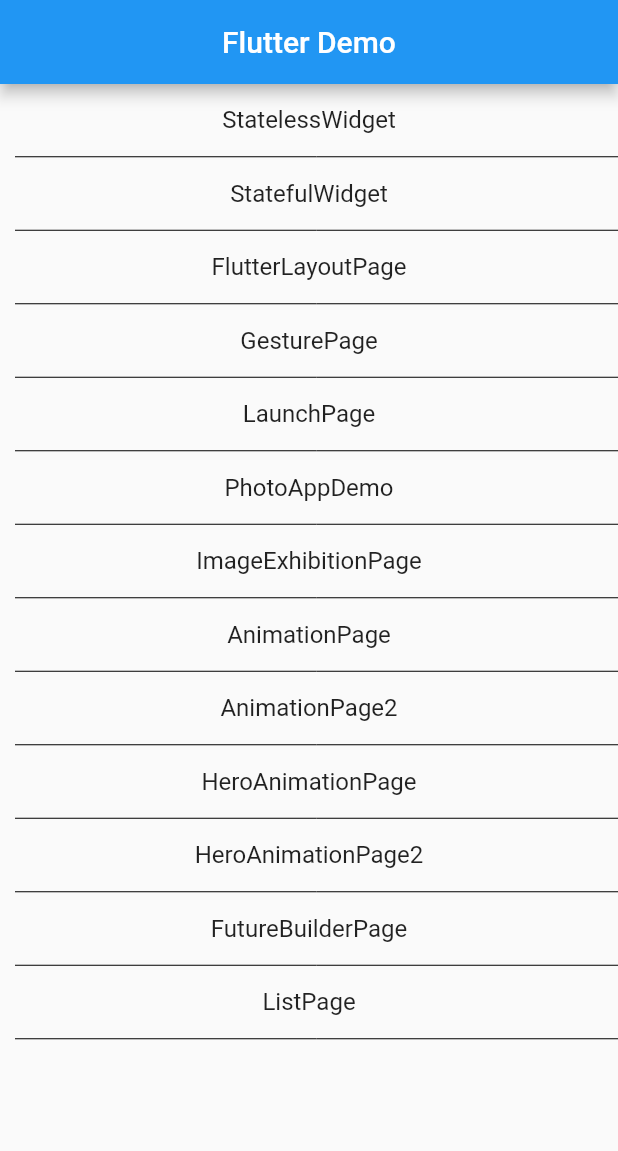
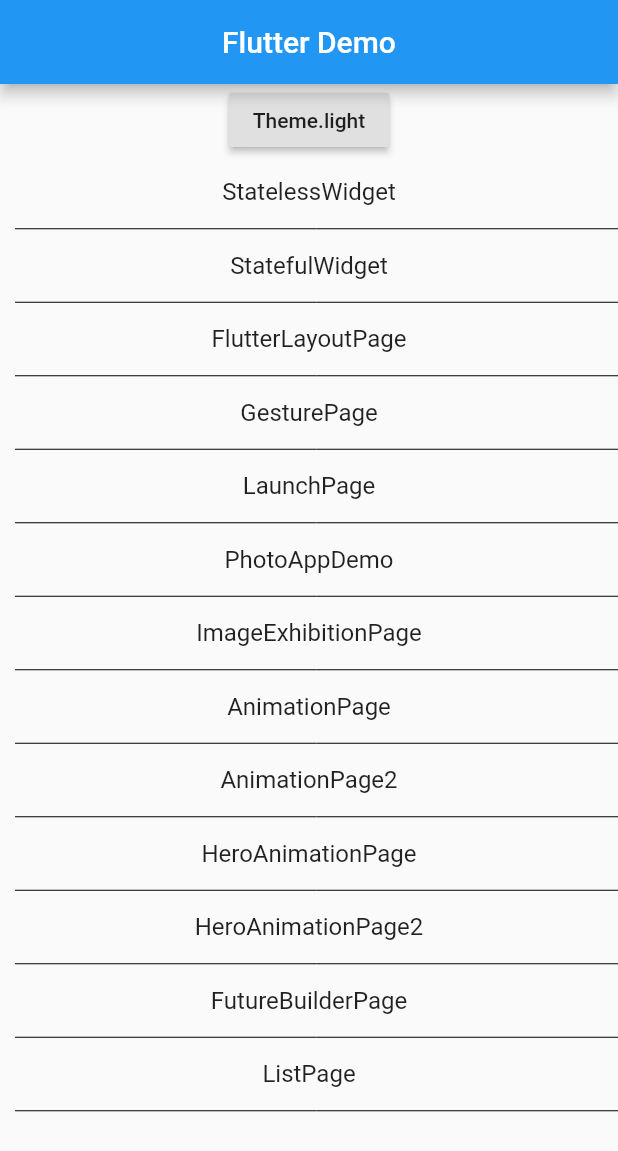
Before and after one commit to Wuyou1998/flutter_ui_demo, a Flutter app: the screen it shows after launch, on a phone screen of 412 x 824 dp. Shown: the top 1151 px of the screen. Run offline on Flutter 3.47's test engine with Material 2 defaults, Android fonts, the phone set to English and light mode, and no system bars; our stand-ins replace cached_network_image, image_picker, toast, transparent_image.

Commit message:
切换黑暗模式主题

```diff
--- a/lib/main.dart
+++ b/lib/main.dart
@@ -4,10 +4,10 @@ import 'package:flutter_ui_demo/stateful.dart';
 import 'package:flutter_ui_demo/stateless.dart';
 
 import 'HeroAnimationPage2.dart';
+import 'animationPage.dart';
 import 'animationPage2.dart';
 import 'data/data.dart';
 import 'gesturePage.dart';
-import 'animationPage.dart';
 import 'heroAnimatiomPage.dart';
 import 'imageExhibitionPage.dart';
 import 'launchPage.dart';
@@ -17,48 +17,68 @@ import 'photoAppDemo.dart';
 
 void main() => runApp(MyApp());
 
-class MyApp extends StatelessWidget {
+class MyApp extends StatefulWidget {
+  @override
+  _MyAppState createState() => _MyAppState();
+}
+
+class _MyAppState extends State<MyApp> {
+  Brightness _brightness = Brightness.light;
+  String _themeName='Theme.light';
+
   @override
   Widget build(BuildContext context) {
     return MaterialApp(
       title: 'Flutter Demo',
       theme: ThemeData(
+        brightness: _brightness,
         primarySwatch: Colors.blue,
       ),
-      home: MyHomePage(title: 'Flutter Demo'),
+      home: Scaffold(
+        appBar: AppBar(
+          title: Center(
+              child: Text(
+            'Flutter Demo',
+          )),
+        ),
+        body: Column(
+          children: <Widget>[
+            RaisedButton(
+              onPressed: () {
+                setState(() {
+                  if (_brightness == Brightness.dark){
+                    _brightness = Brightness.light;
+                    _themeName='Theme.light';
+                  }
+                  else{
+                    _brightness = Brightness.dark;
+                    _themeName='Theme.dark';
+                  }
+                });
+              },
+              child: Text(_themeName),
+            ),
+            Expanded(child: MyList()),
+          ],
+        ),
+      ),
       routes: {
         'LessGroupPage': (context) => LessGroupPage(),
         'FulGroupPage': (context) => FulGroupPage(),
         'FlutterLayoutPage': (context) => FlutterLayoutPage(),
         'GesturePage': (context) => GesturePage(),
-        'LaunchPage':(context)=>LaunchPage(),
-        'PhotoAppDemo':(context)=>PhotoAppDemo(),
-        'ImageExhibitionPage':(context)=>ImageExhibitionPage(),
-        'AnimationPage':(context)=>AnimationPage(),
-        'AnimationPage2':(context)=>AnimationPage2(),
-        'HeroAnimationPage':(context)=>HeroAnimationPage(),
-        'HeroAnimationPage2':(context)=>HeroAnimationPage2(),
-        'FutureBuilderPage':(context)=>HttpPage(),
-        'ListPage':(context)=>ListPage(),
+        'LaunchPage': (context) => LaunchPage(),
+        'PhotoAppDemo': (context) => PhotoAppDemo(),
+        'ImageExhibitionPage': (context) => ImageExhibitionPage(),
+        'AnimationPage': (context) => AnimationPage(),
+        'AnimationPage2': (context) => AnimationPage2(),
+        'HeroAnimationPage': (context) => HeroAnimationPage(),
+        'HeroAnimationPage2': (context) => HeroAnimationPage2(),
+        'FutureBuilderPage': (context) => HttpPage(),
+        'ListPage': (context) => ListPage(),
       },
     );
   }
-}
-
-class MyHomePage extends StatelessWidget {
-  final String title;
-
-  MyHomePage({this.title});
-
-  build(BuildContext context) => Scaffold(
-        appBar: AppBar(
-          title: Center(
-              child: Text(
-            title,
-          )),
-        ),
-        body: MyList(),
-      );
 }
 
 class MyList extends StatelessWidget {
@@ -78,7 +98,7 @@ class MyList extends StatelessWidget {
                 textAlign: _textAlign,
               ),
               dense: true,
-              onTap: () =>_switchToPage(index, context),
+              onTap: () => _switchToPage(index, context),
             ),
             Divider(
               indent: 10, //左侧间距
@@ -111,8 +131,8 @@ class MyList extends StatelessWidget {
         Navigator.pushNamed(context, 'GesturePage');
         break;
       case 4:
-      Navigator.pushNamed(context, 'LaunchPage');
-      break;
+        Navigator.pushNamed(context, 'LaunchPage');
+        break;
       case 5:
         Navigator.pushNamed(context, 'PhotoAppDemo');
         break;
```
Also changed, not shown: 2 other files.
